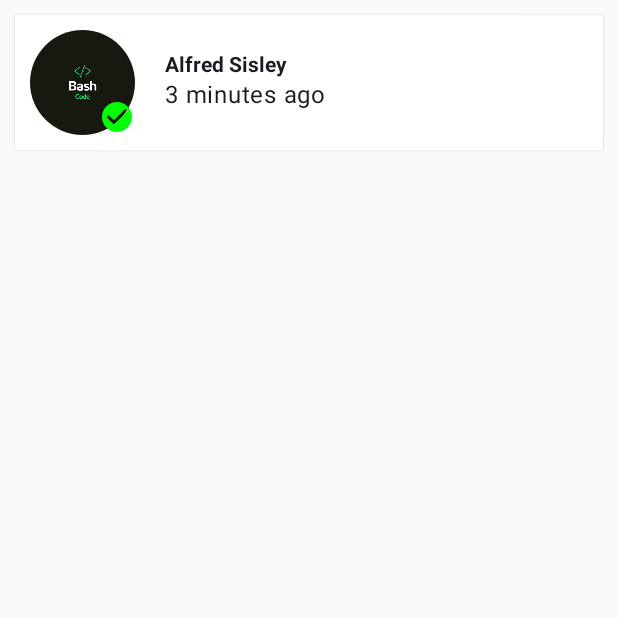
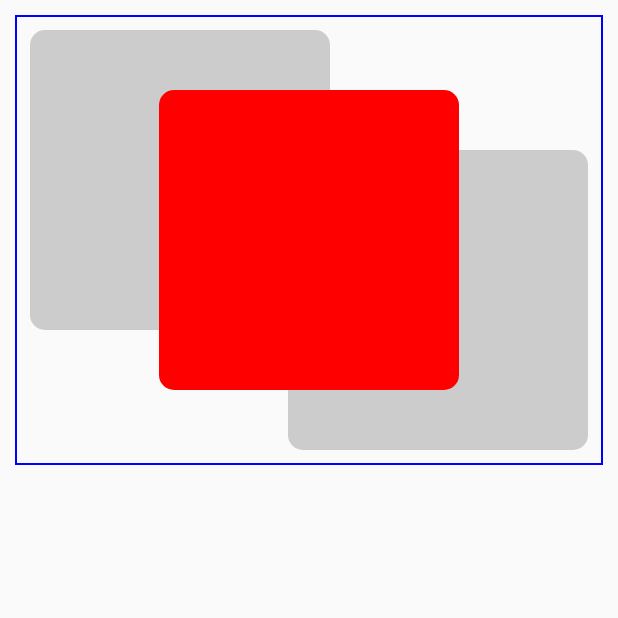
Before and after one commit to Amir-ByteGrowth/AndDevCompoosePreperations, an Android app built with Jetpack Compose: the screen it shows after launch (MainActivity), on a phone screen of 412 x 824 dp, the top half of it. Run offline under Robolectric (Android 15) with nearby library versions, the light colour scheme and no system bars.

Commit message:
Box with stack property added

```diff
--- a/basiclayoutpractice/src/main/java/com/example/basiclayoutpractice/MainActivity.kt
+++ b/basiclayoutpractice/src/main/java/com/example/basiclayoutpractice/MainActivity.kt
@@ -14,6 +14,7 @@ import androidx.compose.ui.Modifier
 import androidx.compose.ui.tooling.preview.Preview
 import androidx.compose.ui.unit.dp
 import com.example.basiclayoutpractice.ui.theme.CompoosePreperationsTheme
+import com.example.basiclayoutpractice.widgets.StackView
 import com.example.basiclayoutpractice.widgets.UserRowCard
 
 class MainActivity : ComponentActivity() {
@@ -23,8 +24,8 @@ class MainActivity : ComponentActivity() {
             CompoosePreperationsTheme {
                 // A surface container using the 'background' color from the theme
 
-                    UserRowCard()
-
+//                    UserRowCard()
+                StackView()
             }
         }
     }
--- a/basiclayoutpractice/src/main/java/com/example/basiclayoutpractice/widgets/UserRowCard.kt
+++ b/basiclayoutpractice/src/main/java/com/example/basiclayoutpractice/widgets/UserRowCard.kt
@@ -1,6 +1,8 @@
 package com.example.basiclayoutpractice.widgets
 
 import androidx.compose.foundation.Image
+import androidx.compose.foundation.background
+import androidx.compose.foundation.border
 import androidx.compose.foundation.layout.Arrangement
 import androidx.compose.foundation.layout.Box
 import androidx.compose.foundation.layout.Column
@@ -75,3 +77,47 @@ fun UserRowCard(modifier: Modifier = Modifier) {
         }
     }
 }
+
+@Composable
+fun StackView(modifier: Modifier = Modifier) {
+    Box(modifier = modifier.padding(10.dp)) {
+        Box(
+            modifier = modifier
+                .height(300.dp)
+                .fillMaxWidth()
+                .border(width = 1.dp, color = Color.Blue)
+                .padding(10.dp)
+        ) {
+            Box(
+                modifier = Modifier
+                    .size(200.dp)
+                    .clip(
+                        RoundedCornerShape(10.dp)
+                    )
+                    .background(color = Color.LightGray)
+            ) {
+
+            }
+
+            Box(
+                modifier = Modifier
+                    .align(Alignment.BottomEnd)
+                    .clip(RoundedCornerShape(10.dp))
+                    .background(color = Color.LightGray)
+                    .size(200.dp)
+
+            ) {
+
+            }
+            Box(
+                modifier = Modifier
+                    .align(Alignment.Center)
+                    .size(200.dp)
+                    .clip(RoundedCornerShape(10.dp))
+                    .background(color = Color.Red)
+            ) {
+
+            }
+        }
+    }
+}
```
